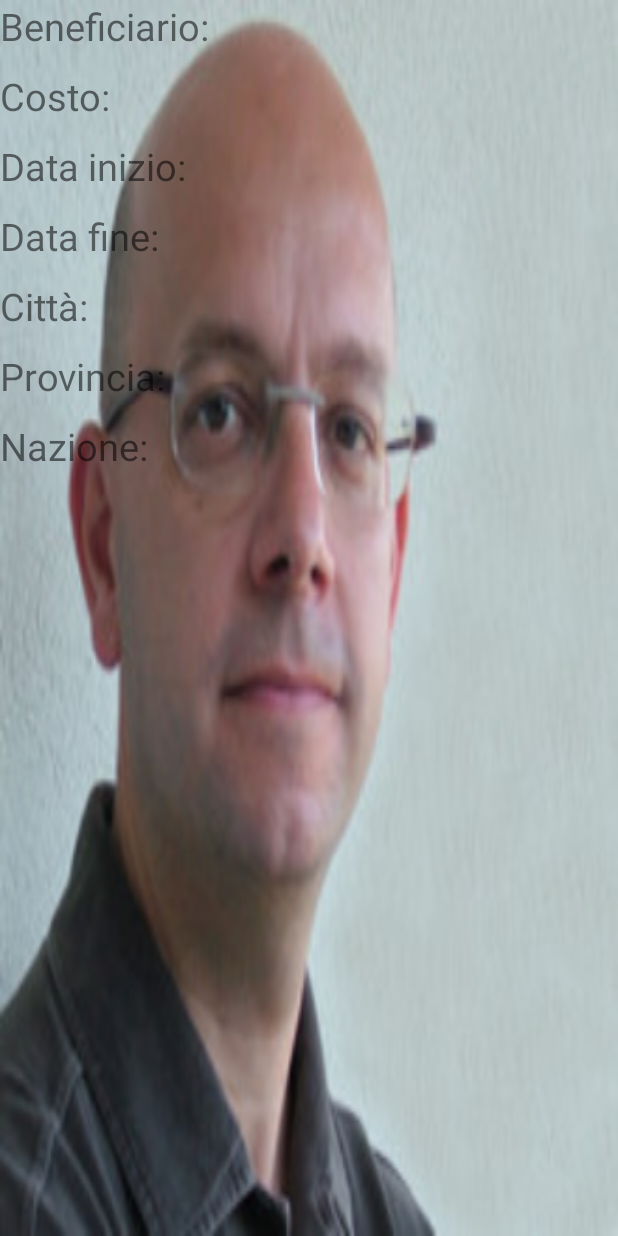
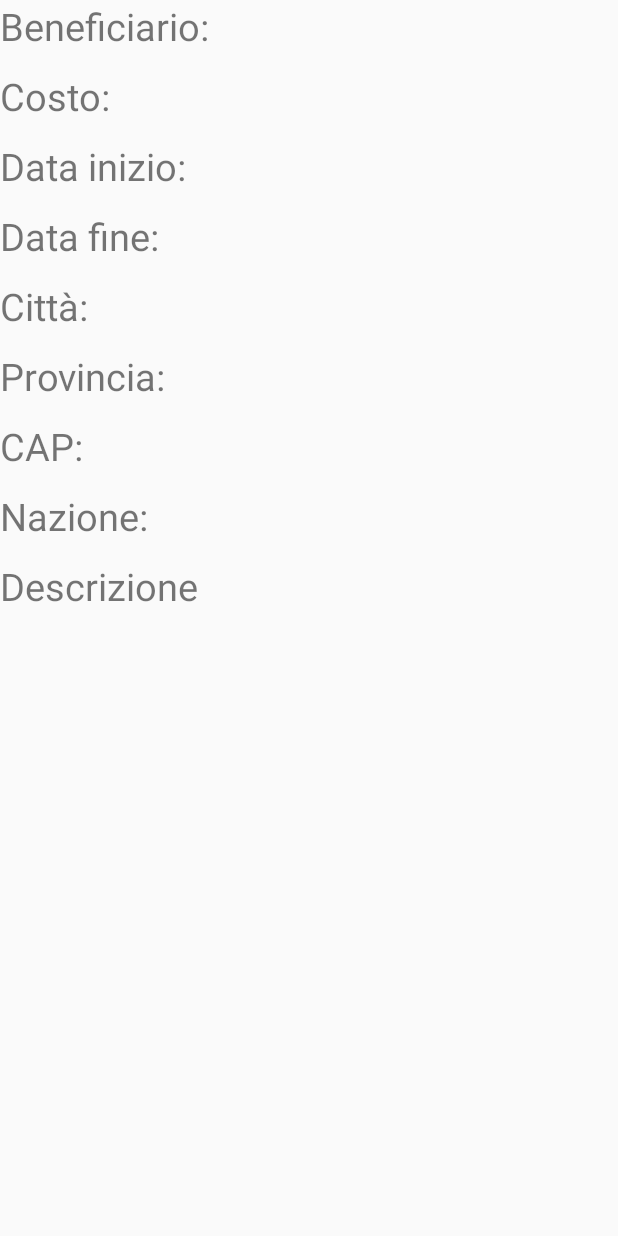
Before and after one commit to Biase/Bricks, an Android app: the layout activity_item_click.xml on its own in the app's theme, with its tools: preview values and no code run, on a phone screen of 412 x 824 dp. Run offline under Robolectric (Android 15) with nearby library versions, the phone set to English and light mode, and no system bars; network calls fail.

Commit message:
Fix bug on getData()

```diff
--- a/app/src/main/java/it/ingte/bricks/MyCustomAdapter.java
+++ b/app/src/main/java/it/ingte/bricks/MyCustomAdapter.java
@@ -49,7 +49,6 @@ public class MyCustomAdapter extends ArrayAdapter<Info> {
 
         if (convertView == null) {
             LayoutInflater inflater = LayoutInflater.from(ct);
-            Log.i("getView","sono dentro if");
             convertView = inflater.inflate(textViewResourceId, parent , false);
 
             holder = new ViewHolder();
--- a/app/src/main/res/layout/activity_item_click.xml
+++ b/app/src/main/res/layout/activity_item_click.xml
@@ -4,8 +4,8 @@
     xmlns:tools="http://schemas.android.com/tools"
     android:layout_width="match_parent"
     android:layout_height="match_parent"
-    tools:context="it.ingte.bricks.itemClick"
-    android:background="@drawable/pitt">
+    tools:context="it.ingte.bricks.itemClick">
+
 
     <LinearLayout
         android:layout_width="match_parent"
@@ -66,6 +66,15 @@
             android:paddingBottom="12dp"/>
 
         <TextView
+            android:id="@+id/cap"
+            android:layout_width="wrap_content"
+            android:layout_height="match_parent"
+            android:textSize="25sp"
+            android:text="CAP:"
+            android:paddingBottom="12dp"
+            />
+
+        <TextView
             android:id="@+id/country"
             android:layout_width="wrap_content"
             android:layout_height="match_parent"
@@ -73,10 +82,13 @@
             android:text="Nazione:"
             android:paddingBottom="12dp" />
 
-
-
-
-
+        <TextView
+            android:layout_width="wrap_content"
+            android:layout_height="match_parent"
+            android:id="@+id/description"
+            android:textSize="25sp"
+            android:paddingBottom="12dp"
+            android:text="Descrizione"/>
 
     </LinearLayout>
 
```
Also changed, not shown: app/src/main/java/it/ingte/bricks/DBHelper.java (+13 -7 lines), app/src/main/java/it/ingte/bricks/Info.java (+11 -8 lines), app/src/main/java/it/ingte/bricks/TabList.java (+17 -10 lines), app/src/main/java/it/ingte/bricks/itemClick.java (+10 -1 lines).
